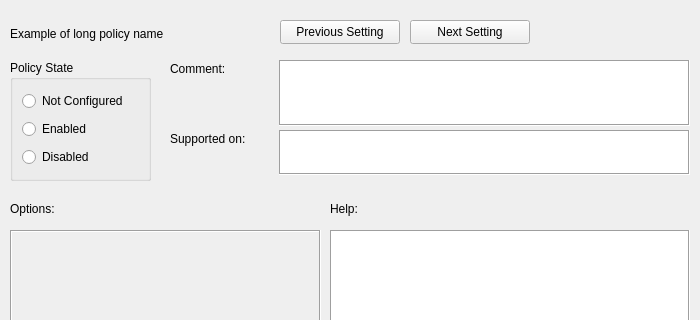
First picture: the form in src/gui/policydialog.ui, repository august-alt/gpui, before the edit; both pictures show x 0 to 700 and y 0 to 320 of the 700 by 840 pixel window.
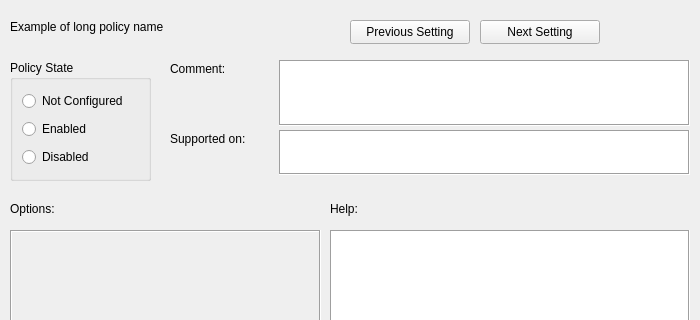
Second picture: the form after the edit.

Commit message: fix, ui: fix length of policy name label

```diff
--- a/src/gui/policydialog.ui
+++ b/src/gui/policydialog.ui
@@ -223,7 +223,7 @@
   <widget class="QPushButton" name="previousButton">
    <property name="geometry">
     <rect>
-     <x>280</x>
+     <x>350</x>
      <y>20</y>
      <width>120</width>
      <height>24</height>
@@ -236,7 +236,7 @@
   <widget class="QPushButton" name="nextButton">
    <property name="geometry">
     <rect>
-     <x>410</x>
+     <x>480</x>
      <y>20</y>
      <width>120</width>
      <height>24</height>
@@ -250,9 +250,9 @@
    <property name="geometry">
     <rect>
      <x>10</x>
-     <y>25</y>
-     <width>190</width>
-     <height>17</height>
+     <y>1</y>
+     <width>331</width>
+     <height>51</height>
     </rect>
    </property>
    <property name="text">
```
